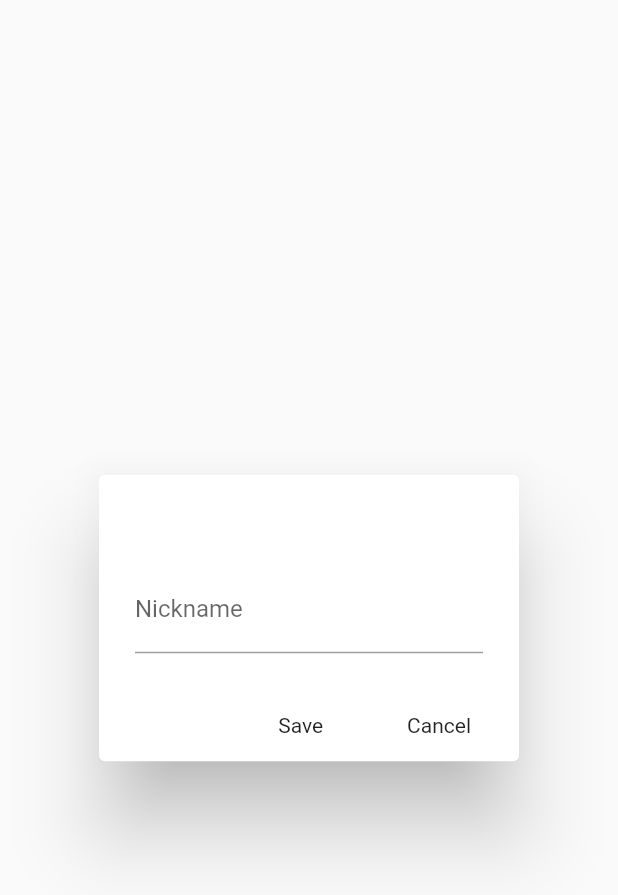
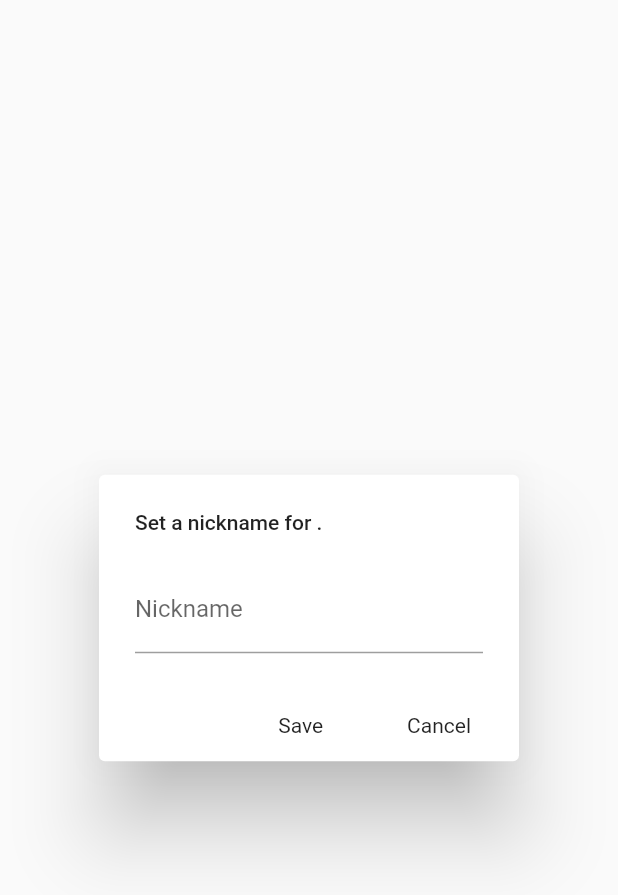
Before and after one commit to jeroen1602/lighthouse_pm, a Flutter app: the NicknameAlertWidget widget shown alone on an empty page, opened directly with empty values, on a phone screen of 412 x 824 dp. Shown: the top 895 px of the screen. Run offline on Flutter 3.47's test engine with Material 2 defaults, Android fonts, the phone set to English and light mode, and no system bars; our stand-ins replace convert, device_info, flutter_blue, flutter_icons, flutter_svg, moor and 7 more; missing offline and left inert: mutex; generated files the repository leaves out were written again; statements that could not run were skipped.

Commit message:
Fixed dialog text color.

```diff
--- a/lib/pages/MainPage.dart
+++ b/lib/pages/MainPage.dart
@@ -399,7 +399,7 @@ class BluetoothOffScreen extends StatelessWidget {
           child: Text(
             'Enable Bluetooth.',
             style: Theme.of(context)
-                .primaryTextTheme
+                .textTheme
                 .bodyText1
                 .copyWith(color: Colors.black),
           ));
@@ -430,14 +430,14 @@ class BluetoothOffScreen extends StatelessWidget {
             Text(
               'Bluetooth is ${state != null ? state.toString().substring(15) : 'not available'}.',
               style: Theme.of(context)
-                  .primaryTextTheme
+                  .textTheme
                   .headline6
                   .copyWith(color: Colors.white),
             ),
             Text(
               'Bluetooth needs to be enabled to talk to the lighthouses',
               style: Theme.of(context)
-                  .primaryTextTheme
+                  .textTheme
                   .subtitle1
                   .copyWith(color: Colors.white),
               textAlign: TextAlign.center,
--- a/lib/widgets/NicknameAlertWidget.dart
+++ b/lib/widgets/NicknameAlertWidget.dart
@@ -54,18 +54,18 @@ class _NicknameAlertWidget extends State<NicknameAlertWidget> {
           text: TextSpan(
         children: <InlineSpan>[
           TextSpan(
-              style: Theme.of(context).primaryTextTheme.bodyText1,
+              style: Theme.of(context).textTheme.bodyText1,
               text: "Set a nickname for "),
           TextSpan(
               style: Theme.of(context)
-                  .primaryTextTheme
+                  .textTheme
                   .bodyText1
                   .copyWith(fontWeight: FontWeight.bold),
               text: widget.deviceName == null
                   ? widget.macAddress
                   : widget.deviceName),
           TextSpan(
-              style: Theme.of(context).primaryTextTheme.bodyText1, text: "."),
+              style: Theme.of(context).textTheme.bodyText1, text: "."),
         ],
       )),
       content: TextField(
--- a/lib/widgets/PermanentPermissionDeniedAlertWidget.dart
+++ b/lib/widgets/PermanentPermissionDeniedAlertWidget.dart
@@ -9,12 +9,12 @@ class PermanentPermissionDeniedAlertWidget extends StatelessWidget {
         content: RichText(
             text: TextSpan(children: <InlineSpan>[
           TextSpan(
-              style: Theme.of(context).primaryTextTheme.bodyText1,
+              style: Theme.of(context).textTheme.bodyText1,
               text:
                   "Location permissions are required on Android to use Bluetooth Low Energy.\nOpen settings and go to permissions to enable location permissions (while app is in use).\n"),
           TextSpan(
             text: "More info.",
-            style: Theme.of(context).primaryTextTheme.bodyText1.copyWith(
+            style: Theme.of(context).textTheme.bodyText1.copyWith(
                 color: Colors.blue, decoration: TextDecoration.underline),
             recognizer: TapGestureRecognizer()
               ..onTap = () {
--- a/lib/widgets/PermissionsAlertWidget.dart
+++ b/lib/widgets/PermissionsAlertWidget.dart
@@ -9,12 +9,12 @@ class PermissionsAlertWidget extends StatelessWidget {
         content: RichText(
             text: TextSpan(children: <InlineSpan>[
           TextSpan(
-              style: Theme.of(context).primaryTextTheme.bodyText1,
+              style: Theme.of(context).textTheme.bodyText1,
               text:
                   "Location permissions are required on Android to use Bluetooth Low Energy.\n"),
           TextSpan(
             text: "More info.",
-            style: Theme.of(context).primaryTextTheme.bodyText1.copyWith(
+            style: Theme.of(context).textTheme.bodyText1.copyWith(
                 color: Colors.blue, decoration: TextDecoration.underline),
             recognizer: TapGestureRecognizer()
               ..onTap = () {
```
Also changed, not shown: lib/lighthouseProvider/widgets/UnknownStateAlertWidget.dart (+11 -11 lines), lib/lighthouseProvider/widgets/ViveBaseStationExtraInfoAlertWidget.dart (+4 -4 lines), 1 other file.
